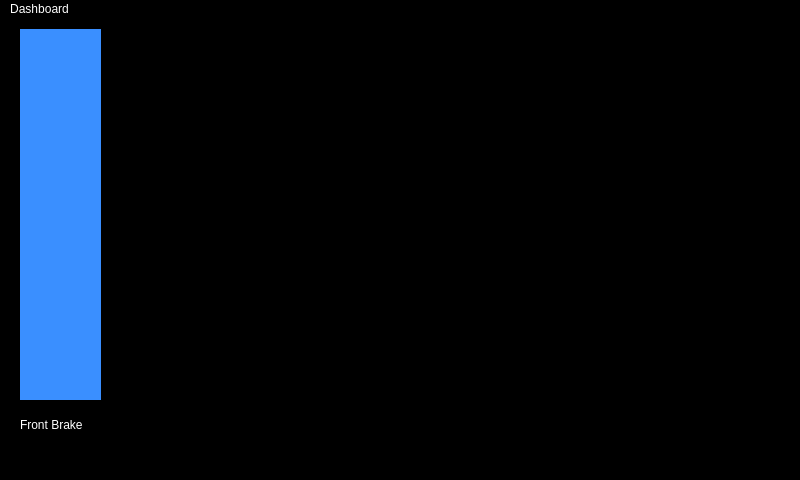
The window that untitled/mainwindow.ui (McGillFormulaElectric/Raspberry-Pi-Dashboard) describes before a commit, drawn with Qt 5.
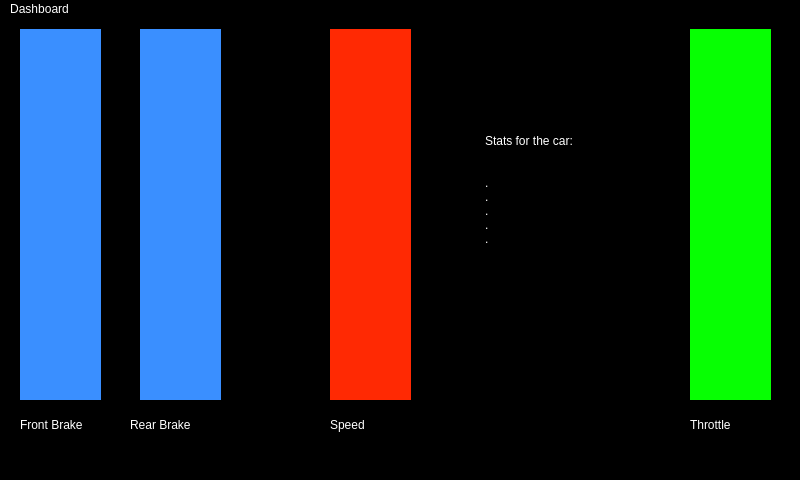
The same window after the commit.

```diff
--- a/untitled/mainwindow.ui
+++ b/untitled/mainwindow.ui
@@ -61,6 +61,144 @@
      <string>Front Brake</string>
     </property>
    </widget>
+   <widget class="QWidget" name="rearbrakebar" native="true">
+    <property name="enabled">
+     <bool>true</bool>
+    </property>
+    <property name="geometry">
+     <rect>
+      <x>140</x>
+      <y>10</y>
+      <width>81</width>
+      <height>371</height>
+     </rect>
+    </property>
+    <property name="maximumSize">
+     <size>
+      <width>100</width>
+      <height>16777215</height>
+     </size>
+    </property>
+    <property name="styleSheet">
+     <string notr="true">background-color:rgb(58, 143, 255)</string>
+    </property>
+   </widget>
+   <widget class="QWidget" name="speedbar" native="true">
+    <property name="enabled">
+     <bool>true</bool>
+    </property>
+    <property name="geometry">
+     <rect>
+      <x>330</x>
+      <y>10</y>
+      <width>81</width>
+      <height>371</height>
+     </rect>
+    </property>
+    <property name="maximumSize">
+     <size>
+      <width>100</width>
+      <height>16777215</height>
+     </size>
+    </property>
+    <property name="styleSheet">
+     <string notr="true">background-color:rgb(255, 41, 3)</string>
+    </property>
+   </widget>
+   <widget class="QWidget" name="throttlebar" native="true">
+    <property name="enabled">
+     <bool>true</bool>
+    </property>
+    <property name="geometry">
+     <rect>
+      <x>690</x>
+      <y>10</y>
+      <width>81</width>
+      <height>371</height>
+     </rect>
+    </property>
+    <property name="maximumSize">
+     <size>
+      <width>100</width>
+      <height>16777215</height>
+     </size>
+    </property>
+    <property name="styleSheet">
+     <string notr="true">background-color:rgb(7, 255, 3)</string>
+    </property>
+   </widget>
+   <widget class="QLabel" name="label_2">
+    <property name="geometry">
+     <rect>
+      <x>130</x>
+      <y>390</y>
+      <width>91</width>
+      <height>31</height>
+     </rect>
+    </property>
+    <property name="styleSheet">
+     <string notr="true">color: rgb(255, 255, 255)</string>
+    </property>
+    <property name="text">
+     <string>Rear Brake</string>
+    </property>
+   </widget>
+   <widget class="QLabel" name="label_3">
+    <property name="geometry">
+     <rect>
+      <x>330</x>
+      <y>390</y>
+      <width>91</width>
+      <height>31</height>
+     </rect>
+    </property>
+    <property name="styleSheet">
+     <string notr="true">color: rgb(255, 255, 255)</string>
+    </property>
+    <property name="text">
+     <string>Speed</string>
+    </property>
+   </widget>
+   <widget class="QLabel" name="label_4">
+    <property name="geometry">
+     <rect>
+      <x>690</x>
+      <y>390</y>
+      <width>91</width>
+      <height>31</height>
+     </rect>
+    </property>
+    <property name="styleSheet">
+     <string notr="true">color: rgb(255, 255, 255)</string>
+    </property>
+    <property name="text">
+     <string>Throttle</string>
+    </property>
+   </widget>
+   <widget class="QPlainTextEdit" name="plainTextEdit">
+    <property name="geometry">
+     <rect>
+      <x>480</x>
+      <y>110</y>
+      <width>104</width>
+      <height>261</height>
+     </rect>
+    </property>
+    <property name="styleSheet">
+     <string notr="true">color:rgb(255, 255, 255)</string>
+    </property>
+    <property name="plainText">
+     <string>Stats for the car:
+
+
+.
+.
+.
+.
+.
+</string>
+    </property>
+   </widget>
   </widget>
   <widget class="QStatusBar" name="statusbar"/>
   <widget class="QMenuBar" name="menubar">
```
